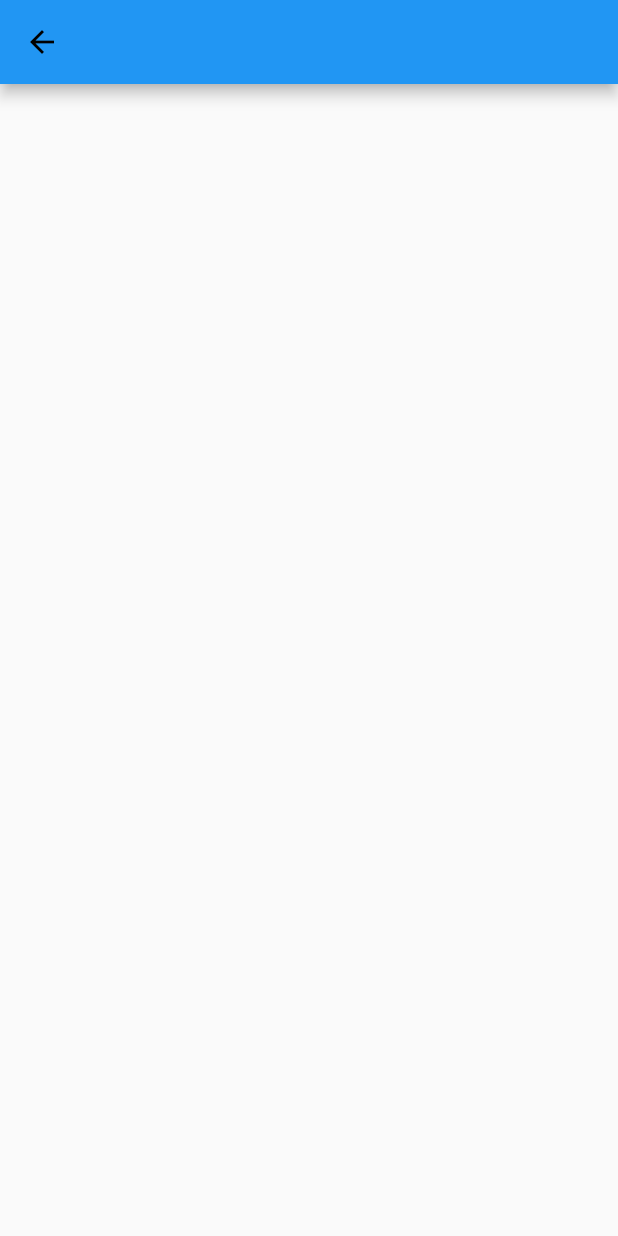
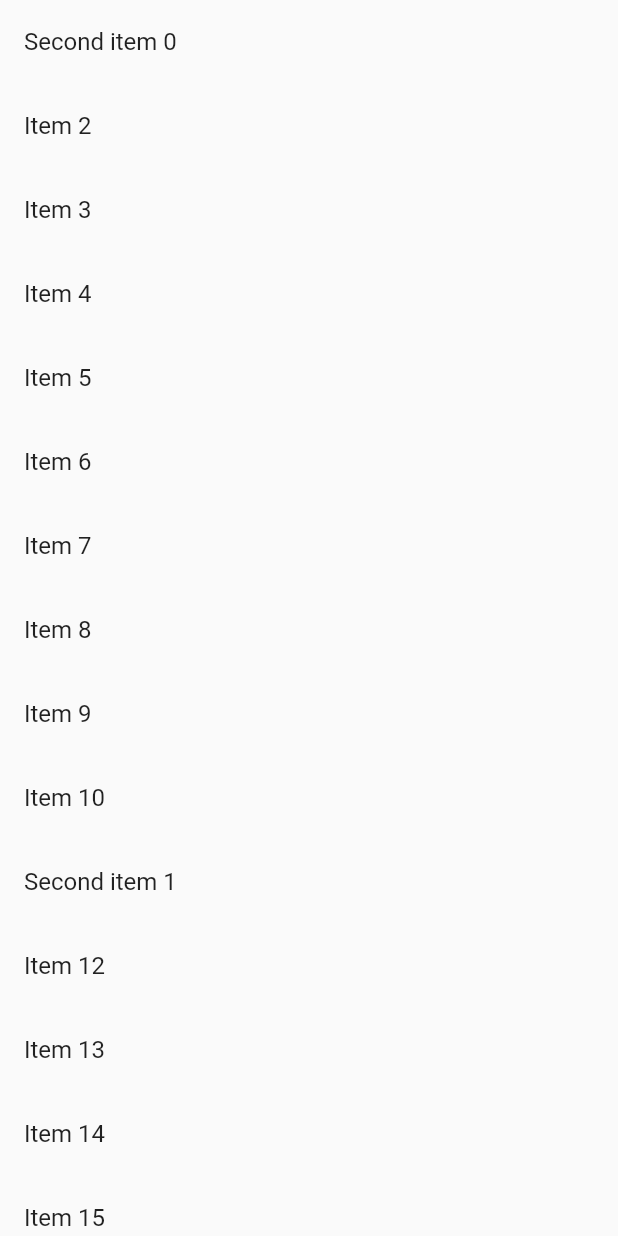
Before and after one commit to Amarjeetjeet/Shigoto_mobile, a Flutter app: the screen it shows after launch, on a phone screen of 412 x 824 dp. Run offline on Flutter 3.47's test engine with Material 2 defaults, Android fonts, the phone set to English and light mode, and no system bars; our stand-ins replace bloc, dotted_border, flutter_bloc; Roboto replaces fonts that are missing (DM Sans , Source Sans Pro).

Commit message:
"Creating custom list with multiple list"

```diff
--- a/lib/presentation/customStag.dart
+++ b/lib/presentation/customStag.dart
@@ -2,13 +2,38 @@ import 'package:flutter/material.dart';
 import 'package:flutter_staggered_grid_view/flutter_staggered_grid_view.dart';
 import 'package:shigoto/presentation/people_card/people_card.dart';
 
-class CustomStag extends StatelessWidget {
+class CustomStag extends StatefulWidget {
   const CustomStag({super.key});
+
+  @override
+  State<CustomStag> createState() => _CustomStagState();
+}
+
+class _CustomStagState extends State<CustomStag> {
+
+  List<String> firstList = List.generate(100, (index) => 'Item ${index + 1}');
+
+  List<String> secondList = List.generate(8, (index) => 'Second item ${index}');
 
   @override
   Widget build(BuildContext context) {
     return Scaffold(
-      appBar: AppBar(),
+      body: ListView.builder(
+        itemCount: firstList.length,
+        itemBuilder: (BuildContext context, int index) {
+          if ((index) % 10 == 0) { // Check if the index is a multiple of 10
+            int secondListIndex = ((index + 1) ~/ 10) % secondList.length;
+            // Calculate the index of the item in the second list using integer division and modulo
+            return ListTile(
+              title: Text(secondList[secondListIndex]), // Print the item from the second list
+            );
+          } else {
+            return ListTile(
+              title: Text(firstList[index]), // Print the item from the first list
+            );
+          }
+        },
+      )
     );
   }
 }
```
